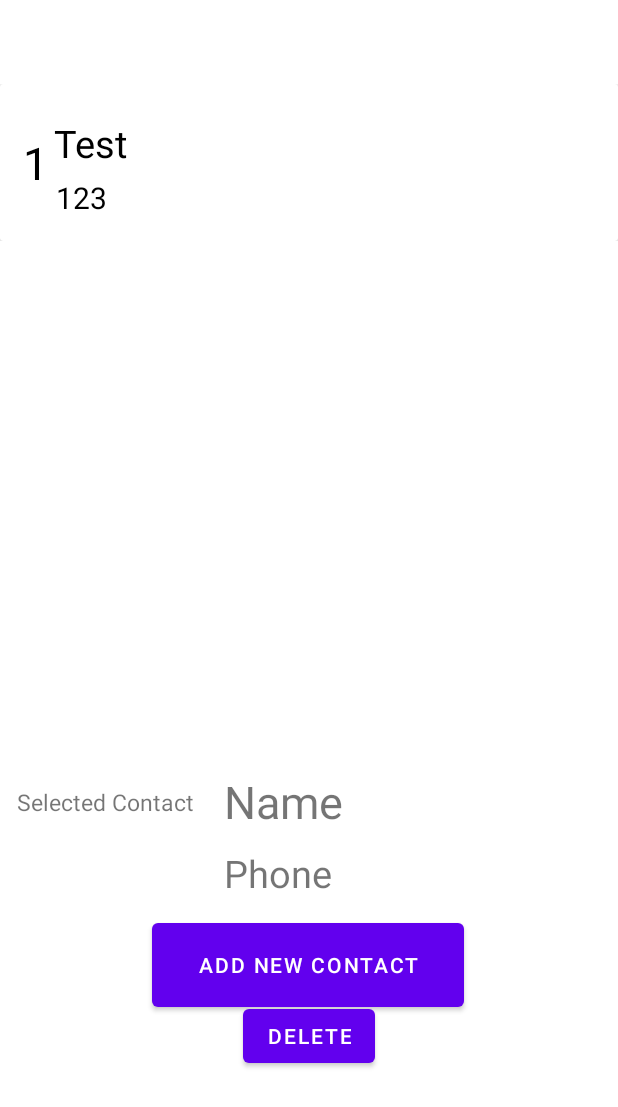
After one commit to MichelStath/PtyxiakiLauncher, an Android app: the FastContactsActivity screen opened directly, with no data from a screen before it, on a phone screen of 412 x 824 dp. The commit adds this screen. Shown: the top 1107 px of the screen. Run offline under Robolectric (Android 15) with nearby library versions, the phone set to English and light mode, and no system bars.

Commit message:
Added a few staff RecyclerView CustomAdapter

```diff
--- a/app/src/main/AndroidManifest.xml
+++ b/app/src/main/AndroidManifest.xml
@@ -2,7 +2,7 @@
 <manifest xmlns:android="http://schemas.android.com/apk/res/android"
     xmlns:tools="http://schemas.android.com/tools">
 
-    <uses-permission android:name="android.permission.READ_CONTACTS"/>
+    <uses-permission android:name="android.permission.READ_CONTACTS" />
 
     <application
         android:allowBackup="true"
@@ -13,6 +13,9 @@
         android:supportsRtl="true"
         android:theme="@style/Theme.PtyxiakiLauncher"
         tools:targetApi="31">
+        <activity
+            android:name=".FastContactsActivity"
+            android:exported="false" />
         <activity
             android:name=".InfoEditActivity"
             android:exported="false" />
--- /dev/null
+++ b/app/src/main/java/com/example/activities/ptyxiakilauncher/FastContactsActivity.java
@@ -0,0 +1,36 @@
+package com.example.activities.ptyxiakilauncher;
+
+import androidx.appcompat.app.AppCompatActivity;
+import androidx.recyclerview.widget.LinearLayoutManager;
+import androidx.recyclerview.widget.RecyclerView;
+
+import android.os.Bundle;
+import android.view.View;
+
+import com.example.activities.ptyxiakilauncher.classes.CustomAdapter;
+import com.example.activities.ptyxiakilauncher.classes.Helper;
+
+public class FastContactsActivity extends AppCompatActivity {
+    RecyclerView recyclerView;
+    CustomAdapter customAdapter;
+    Helper.ContactDbHelper db;
+
+    @Override
+    protected void onCreate(Bundle savedInstanceState) {
+        super.onCreate(savedInstanceState);
+        setContentView(R.layout.activity_fast_contacts);
+        db = new Helper.ContactDbHelper(this);
+        recyclerView = findViewById(R.id.recyclerView);
+
+        customAdapter = new CustomAdapter(FastContactsActivity.this,db.getAllContacts());
+        recyclerView.setAdapter(customAdapter);
+        recyclerView.setLayoutManager(new LinearLayoutManager(FastContactsActivity.this));
+
+    }
+
+    public void addNewContact(View view) {
+    }
+
+    public void DeleteCurrentContact(View view) {
+    }
+}
--- a/app/src/main/java/com/example/activities/ptyxiakilauncher/MainActivity.java
+++ b/app/src/main/java/com/example/activities/ptyxiakilauncher/MainActivity.java
@@ -36,6 +36,7 @@ import android.widget.ImageView;
 import android.widget.TextView;
 import android.widget.Toast;
 
+import com.example.activities.ptyxiakilauncher.classes.CustomAdapter;
 import com.example.activities.ptyxiakilauncher.classes.DateTimeThread;
 import com.example.activities.ptyxiakilauncher.classes.Helper;
 import com.example.activities.ptyxiakilauncher.classes.Models;
@@ -265,8 +266,9 @@ public class MainActivity extends AppCompatActivity {
                 pickContactLauncher.launch(new Intent(Intent.ACTION_PICK, ContactsContract.CommonDataKinds.Phone.CONTENT_URI));
                 return true;
             case R.id.item2:
-                Intent i = new Intent();
                 Toast.makeText(this, "FastCall Set", Toast.LENGTH_SHORT).show();
+                Intent i = new Intent(this,FastContactsActivity.class);
+                startActivity(i);
                 // Use the ActivityResultLauncher to start the contact picker
                 return true;
         }
--- /dev/null
+++ b/app/src/main/java/com/example/activities/ptyxiakilauncher/classes/CustomAdapter.java
@@ -0,0 +1,59 @@
+package com.example.activities.ptyxiakilauncher.classes;
+
+import android.content.Context;
+import android.view.ContentInfo;
+import android.view.LayoutInflater;
+import android.view.View;
+import android.view.ViewGroup;
+import android.widget.TextView;
+
+import androidx.annotation.NonNull;
+import androidx.recyclerview.widget.RecyclerView;
+
+import com.example.activities.ptyxiakilauncher.R;
+
+import java.util.ArrayList;
+import java.util.List;
+import java.util.PrimitiveIterator;
+
+public class CustomAdapter extends RecyclerView.Adapter<CustomAdapter.MyViewHolder> {
+
+    private Context context;
+    private final List<Models.Contact> contacts;
+
+   public CustomAdapter(Context context, ArrayList<Models.Contact> contacts){
+        this.context = context;
+        this.contacts=contacts;
+    }
+
+
+    @NonNull
+    @Override
+    public MyViewHolder onCreateViewHolder(@NonNull ViewGroup parent, int viewType) {
+        LayoutInflater inflater = LayoutInflater.from(context);
+        View view = inflater.inflate(R.layout.contact_row,parent,false);
+        return new MyViewHolder(view);
+    }
+
+    @Override
+    public void onBindViewHolder(@NonNull MyViewHolder holder, int position) {
+        holder.contact_id_txt.setText(String.valueOf(contacts.get(position).getContactID()));
+        holder.contact_name_txt.setText(String.valueOf(contacts.get(position).getContactName()));
+        holder.contact_phone_txt.setText(String.valueOf(contacts.get(position).getContactNumber()));
+    }
+
+    @Override
+    public int getItemCount() {
+        return contacts.size();
+    }
+
+    public class MyViewHolder extends RecyclerView.ViewHolder {
+        TextView contact_id_txt, contact_name_txt, contact_phone_txt;
+        public MyViewHolder(@NonNull View itemView) {
+            super(itemView);
+            contact_id_txt = itemView.findViewById(R.id.contact_id_txt);
+            contact_name_txt = itemView.findViewById(R.id.contact_name_txt);
+            contact_phone_txt = itemView.findViewById(R.id.contact_phone_txt);
+        }
+    }
+}
--- a/app/src/main/java/com/example/activities/ptyxiakilauncher/classes/Helper.java
+++ b/app/src/main/java/com/example/activities/ptyxiakilauncher/classes/Helper.java
@@ -60,9 +60,9 @@ public class Helper {
                 Toast.makeText(context, "Added Successfully!", Toast.LENGTH_SHORT).show();
         }
 
-        public List<Models.Contact> getAllContacts() {
+        public ArrayList<Models.Contact> getAllContacts() {
 
-            List<Models.Contact> contactList = new ArrayList<>();
+            ArrayList<Models.Contact> contactList = new ArrayList<>();
 
             SQLiteDatabase db = this.getReadableDatabase();
             String selectQuery = "SELECT * FROM " + TABLE_NAME;
--- /dev/null
+++ b/app/src/main/res/layout/activity_fast_contacts.xml
@@ -0,0 +1,79 @@
+<?xml version="1.0" encoding="utf-8"?>
+<androidx.constraintlayout.widget.ConstraintLayout xmlns:android="http://schemas.android.com/apk/res/android"
+    xmlns:app="http://schemas.android.com/apk/res-auto"
+    xmlns:tools="http://schemas.android.com/tools"
+    android:layout_width="match_parent"
+    android:layout_height="match_parent"
+    tools:context=".FastContactsActivity">
+
+    <androidx.recyclerview.widget.RecyclerView
+        android:id="@+id/recyclerView"
+        android:layout_width="match_parent"
+        android:layout_height="500dp"
+        android:paddingTop="?attr/actionBarSize"
+        app:layout_constraintEnd_toEndOf="parent"
+        app:layout_constraintHorizontal_bias="1.0"
+        app:layout_constraintStart_toStartOf="parent"
+        app:layout_constraintTop_toTopOf="parent">
+
+    </androidx.recyclerview.widget.RecyclerView>
+
+    <Button
+        android:id="@+id/button3"
+        android:layout_width="208dp"
+        android:layout_height="68dp"
+        android:layout_marginTop="10dp"
+        android:onClick="addNewContact"
+        android:text="Add New Contact"
+        app:layout_constraintEnd_toEndOf="parent"
+        app:layout_constraintHorizontal_bias="0.498"
+        app:layout_constraintStart_toStartOf="parent"
+        app:layout_constraintTop_toBottomOf="@+id/textView5" />
+
+    <Button
+        android:id="@+id/button4"
+        android:layout_width="wrap_content"
+        android:layout_height="wrap_content"
+        android:layout_marginBottom="120dp"
+        android:onClick="DeleteCurrentContact"
+        android:text="Delete"
+        app:layout_constraintBottom_toBottomOf="parent"
+        app:layout_constraintEnd_toEndOf="parent"
+        app:layout_constraintStart_toStartOf="parent"
+        app:layout_constraintTop_toBottomOf="@+id/button3" />
+
+    <TextView
+        android:id="@+id/textView3"
+        android:layout_width="wrap_content"
+        android:layout_height="wrap_content"
+        android:layout_marginTop="24dp"
+        android:text="Selected Contact"
+        android:textSize="15sp"
+        app:layout_constraintEnd_toEndOf="parent"
+        app:layout_constraintHorizontal_bias="0.038"
+        app:layout_constraintStart_toStartOf="parent"
+        app:layout_constraintTop_toBottomOf="@+id/recyclerView" />
+
+    <TextView
+        android:id="@+id/textView4"
+        android:layout_width="wrap_content"
+        android:layout_height="wrap_content"
+        android:layout_marginStart="20dp"
+        android:layout_marginTop="-10dp"
+        android:text="Name"
+
+        android:textSize="30sp"
+        app:layout_constraintStart_toEndOf="@+id/textView3"
+        app:layout_constraintTop_toTopOf="@+id/textView3" />
+
+    <TextView
+        android:id="@+id/textView5"
+        android:layout_width="wrap_content"
+        android:layout_height="wrap_content"
+        android:layout_marginStart="20dp"
+        android:layout_marginTop="10dp"
+        android:text="Phone"
+        android:textSize="25sp"
+        app:layout_constraintStart_toEndOf="@+id/textView3"
+        app:layout_constraintTop_toBottomOf="@+id/textView4" />
+</androidx.constraintlayout.widget.ConstraintLayout>
--- /dev/null
+++ b/app/src/main/res/layout/contact_row.xml
@@ -0,0 +1,55 @@
+<?xml version="1.0" encoding="utf-8"?>
+<LinearLayout xmlns:android="http://schemas.android.com/apk/res/android"
+    xmlns:app="http://schemas.android.com/apk/res-auto"
+    xmlns:tools="http://schemas.android.com/tools"
+    android:layout_width="match_parent"
+    android:layout_height="wrap_content">
+
+    <androidx.cardview.widget.CardView
+        android:layout_width="match_parent"
+        android:layout_height="wrap_content"
+        tools:layout_editor_absoluteX="1dp"
+        tools:layout_editor_absoluteY="268dp" >
+
+        <androidx.constraintlayout.widget.ConstraintLayout
+            android:layout_width="match_parent"
+            android:layout_height="wrap_content"
+            android:padding="15dp">
+
+            <TextView
+                android:id="@+id/contact_id_txt"
+                android:layout_width="wrap_content"
+                android:layout_height="wrap_content"
+                android:text="ID"
+                android:textColor="@color/black"
+                android:textSize="30sp"
+                app:layout_constraintBottom_toBottomOf="parent"
+                app:layout_constraintStart_toStartOf="parent"
+                app:layout_constraintTop_toTopOf="parent" />
+
+            <TextView
+                android:id="@+id/contact_name_txt"
+                android:layout_width="wrap_content"
+                android:layout_height="wrap_content"
+                android:layout_marginStart="4dp"
+                android:layout_marginTop="-10dp"
+                android:text="Name"
+                android:textColor="@color/black"
+                android:textSize="25sp"
+                app:layout_constraintStart_toEndOf="@+id/contact_id_txt"
+                app:layout_constraintTop_toTopOf="@+id/contact_id_txt" />
+
+            <TextView
+                android:id="@+id/contact_phone_txt"
+                android:layout_width="wrap_content"
+                android:layout_height="wrap_content"
+                android:layout_marginTop="5dp"
+                android:layout_marginLeft="5sp"
+                android:textSize="20sp"
+                android:textColor="@color/black"
+                android:text="phone"
+                app:layout_constraintStart_toEndOf="@+id/contact_id_txt"
+                app:layout_constraintTop_toBottomOf="@+id/contact_name_txt" />
+        </androidx.constraintlayout.widget.ConstraintLayout>
+    </androidx.cardview.widget.CardView>
+</LinearLayout>
```
